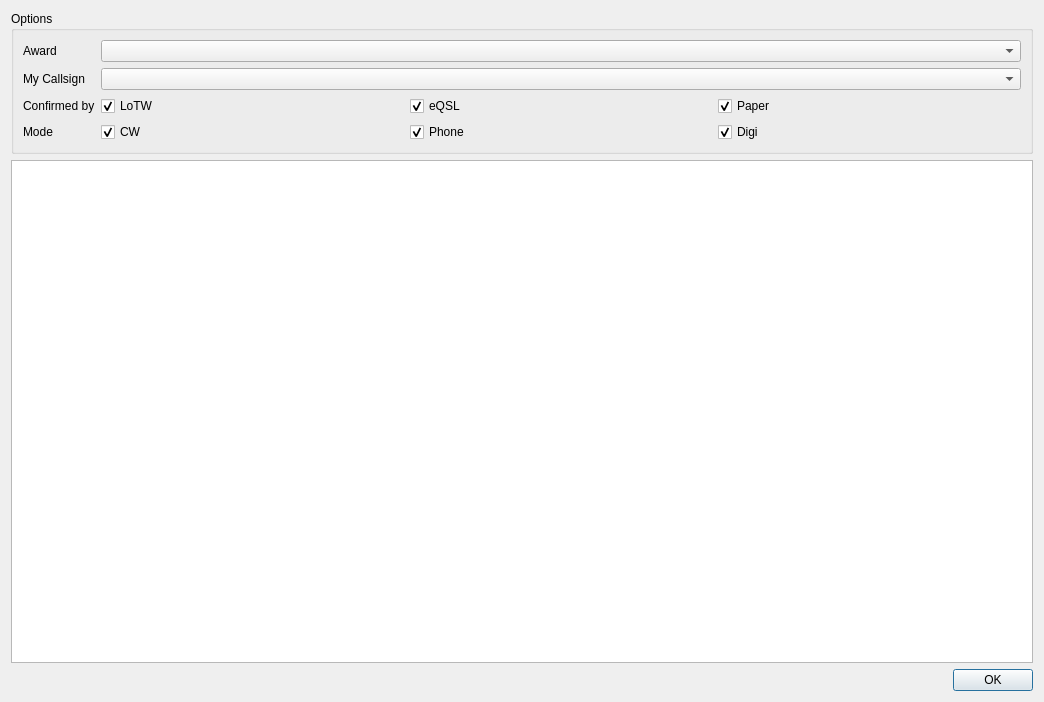
First picture: the form in ui/AwardsDialog.ui, repository k5mcd/QLog, before the edit.
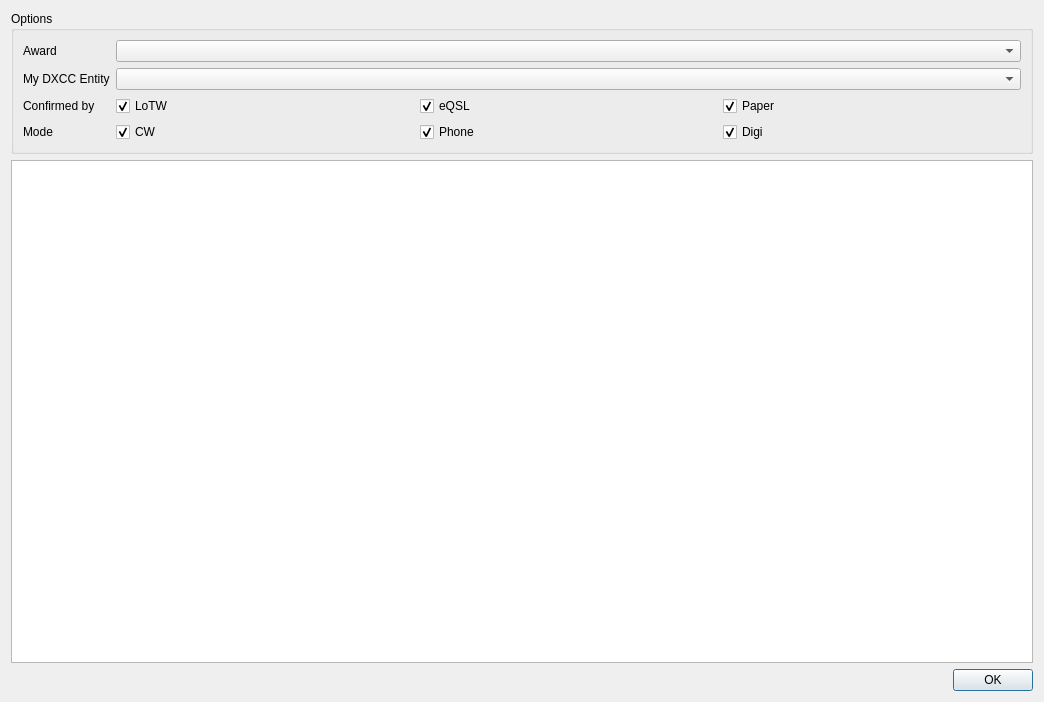
Second picture: the form after the edit.

Commit message: DXCC Stats: User My DXCC Entity instead of My callsign; display only enabled DXCC's bands

```diff
--- a/ui/AwardsDialog.ui
+++ b/ui/AwardsDialog.ui
@@ -33,7 +33,7 @@
       <item row="1" column="0">
        <widget class="QLabel" name="myCallLabel">
         <property name="text">
-         <string>My Callsign</string>
+         <string>My DXCC Entity</string>
         </property>
        </widget>
       </item>
```
The commit also changes 6 other files.
